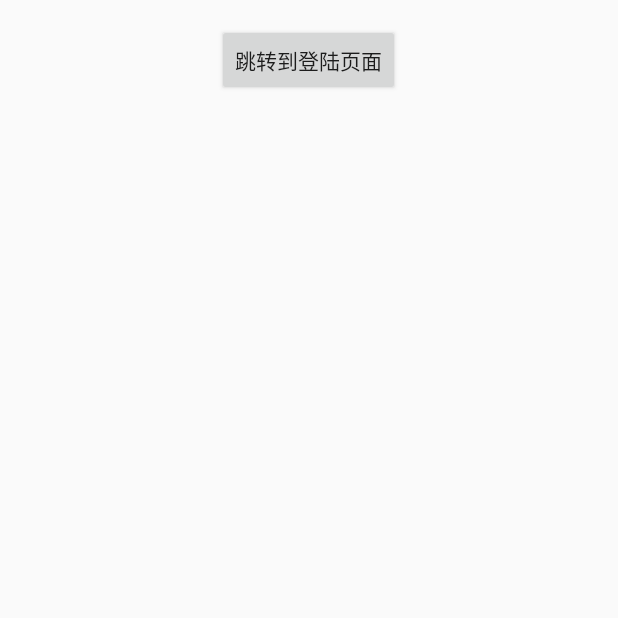
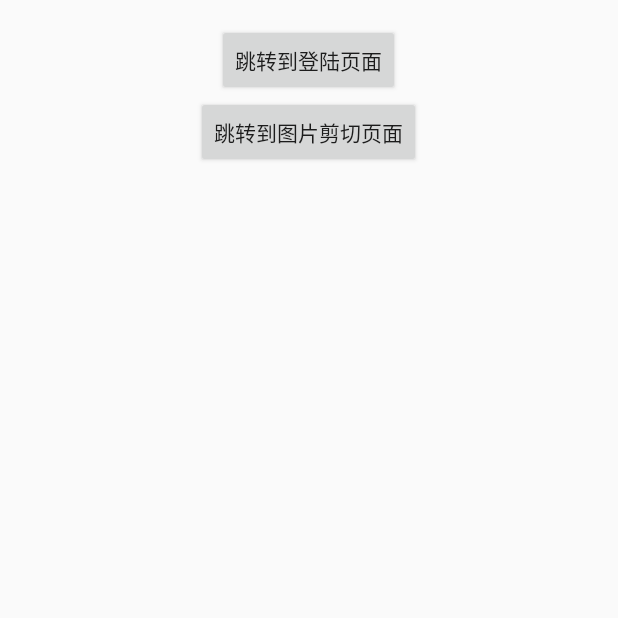
Before and after one commit to 18113693225/Login, an Android app: the screen it shows after launch (MainActivity), on a phone screen of 412 x 824 dp, the top half of it. Run offline under Robolectric (Android 15) with nearby library versions, the phone set to English and light mode, and no system bars; our stand-ins replace ButterKnife; libraries missing offline, so code that uses them is left out: com.squareup.leakcanary; 2 statements that could not run were skipped.

Commit message:
加入一个图片剪切功能

```diff
--- a/app/build.gradle
+++ b/app/build.gradle
@@ -33,4 +33,6 @@ dependencies {
     debugCompile 'com.squareup.leakcanary:leakcanary-android:1.5'
     releaseCompile 'com.squareup.leakcanary:leakcanary-android-no-op:1.5'
     testCompile 'com.squareup.leakcanary:leakcanary-android-no-op:1.5'
+
+    compile 'com.jph.takephoto:takephoto_library:4.0.2'
 }
--- a/app/src/main/AndroidManifest.xml
+++ b/app/src/main/AndroidManifest.xml
@@ -25,6 +25,11 @@
             android:name=".ui.activity.LoginActivity"
             android:screenOrientation="portrait"
             android:theme="@style/AppTheme.NoActionBar" />
+        <!--图片裁剪页面-->
+        <activity
+            android:name=".ui.activity.TakePhotoActivity"
+            android:screenOrientation="portrait"
+            android:theme="@style/AppTheme.NoActionBar" />
     </application>
 
 </manifest>
--- a/app/src/main/java/com/lj/apps/login/ui/activity/MainActivity.java
+++ b/app/src/main/java/com/lj/apps/login/ui/activity/MainActivity.java
@@ -21,11 +21,14 @@ public class MainActivity extends BaseActivity {
         ButterKnife.bind(this);
     }
 
-    @OnClick({R.id.loginButton})
+    @OnClick({R.id.loginButton, R.id.takePhotoButton})
     public void onClick(View view) {
         switch (view.getId()) {
             case R.id.loginButton:
                 Navigator.startLoginActivity(this);
+                break;
+            case R.id.takePhotoButton:
+                Navigator.startTakePhotoActivity(this);
                 break;
             default:
                 break;
--- a/app/src/main/res/layout/activity_login.xml
+++ b/app/src/main/res/layout/activity_login.xml
@@ -7,7 +7,6 @@
         android:id="@+id/top"
         android:layout_width="match_parent"
         android:layout_height="55dp"
-        android:layout_alignParentLeft="true"
         android:layout_alignParentTop="true"
         android:background="#0071BC"
         android:padding="12dip"
@@ -17,7 +16,6 @@
             android:layout_width="wrap_content"
             android:layout_height="wrap_content"
             android:layout_centerInParent="true"
-            android:layout_marginLeft="10dip"
             android:text="用户登录"
             android:textColor="@color/white"
             android:textSize="20sp" />
@@ -43,7 +41,7 @@
                 android:id="@+id/textView1"
                 android:layout_width="40dp"
                 android:layout_height="wrap_content"
-                android:layout_alignParentLeft="true"
+
                 android:layout_centerVertical="true"
                 android:lines="1"
                 android:padding="1dp"
@@ -110,7 +108,7 @@
                 android:id="@+id/textView2"
                 android:layout_width="40dp"
                 android:layout_height="wrap_content"
-                android:layout_alignParentLeft="true"
+
                 android:layout_centerVertical="true"
                 android:padding="1dp"
                 android:text="密码"
--- a/app/src/main/res/layout/activity_main.xml
+++ b/app/src/main/res/layout/activity_main.xml
@@ -17,4 +17,10 @@
         android:layout_gravity="center_horizontal"
         android:text="跳转到登陆页面" />
 
+    <Button
+        android:id="@+id/takePhotoButton"
+        android:layout_width="wrap_content"
+        android:layout_height="wrap_content"
+        android:layout_gravity="center_horizontal"
+        android:text="跳转到图片剪切页面" />
 </LinearLayout>
```
Also changed, not shown: app/src/main/java/com/lj/apps/login/Navigator.java (+9 -0 lines), app/src/main/java/com/lj/apps/login/ui/activity/TakePhotoActivity.java (added, +28 -0 lines), app/src/main/res/layout/activity_take_photo.xml (added, +39 -0 lines).
